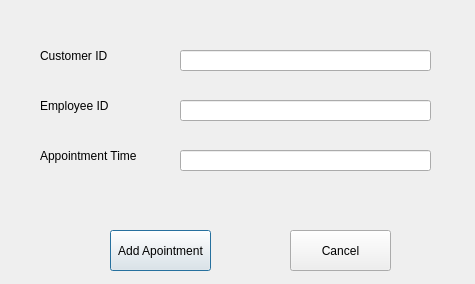
Qt form appointmentdialog.ui (IziDeLuna/MasterGymTrainer) before a commit.
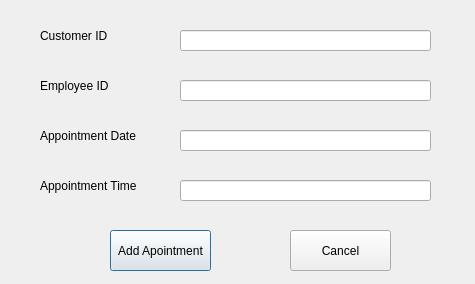
The same form after that commit.

Commit message: changes so far...

What changed in the file:
```diff
--- a/appointmentdialog.ui
+++ b/appointmentdialog.ui
@@ -30,7 +30,7 @@
    <property name="geometry">
     <rect>
      <x>40</x>
-     <y>40</y>
+     <y>20</y>
      <width>81</width>
      <height>31</height>
     </rect>
@@ -56,7 +56,7 @@
    <property name="geometry">
     <rect>
      <x>40</x>
-     <y>90</y>
+     <y>70</y>
      <width>81</width>
      <height>31</height>
     </rect>
@@ -69,20 +69,20 @@
    <property name="geometry">
     <rect>
      <x>40</x>
-     <y>140</y>
+     <y>120</y>
      <width>101</width>
      <height>31</height>
     </rect>
    </property>
    <property name="text">
-    <string>Appointment Time</string>
+    <string>Appointment Date</string>
    </property>
   </widget>
   <widget class="QLineEdit" name="custIDBox">
    <property name="geometry">
     <rect>
      <x>180</x>
-     <y>50</y>
+     <y>30</y>
      <width>251</width>
      <height>21</height>
     </rect>
@@ -92,7 +92,7 @@
    <property name="geometry">
     <rect>
      <x>180</x>
-     <y>100</y>
+     <y>80</y>
      <width>251</width>
      <height>21</height>
     </rect>
@@ -102,12 +102,35 @@
    <property name="geometry">
     <rect>
      <x>180</x>
-     <y>150</y>
+     <y>130</y>
      <width>251</width>
      <height>21</height>
     </rect>
    </property>
   </widget>
+  <widget class="QLineEdit" name="apptTimeBox">
+   <property name="geometry">
+    <rect>
+     <x>180</x>
+     <y>180</y>
+     <width>251</width>
+     <height>21</height>
+    </rect>
+   </property>
+  </widget>
+  <widget class="QLabel" name="AppointmentLabel2">
+   <property name="geometry">
+    <rect>
+     <x>40</x>
+     <y>170</y>
+     <width>101</width>
+     <height>31</height>
+    </rect>
+   </property>
+   <property name="text">
+    <string>Appointment Time</string>
+   </property>
+  </widget>
  </widget>
  <resources/>
  <connections/>
```
Left out of the diff: 2 changed lines with no effect on the pictures. The commit also changes 2 other files.
